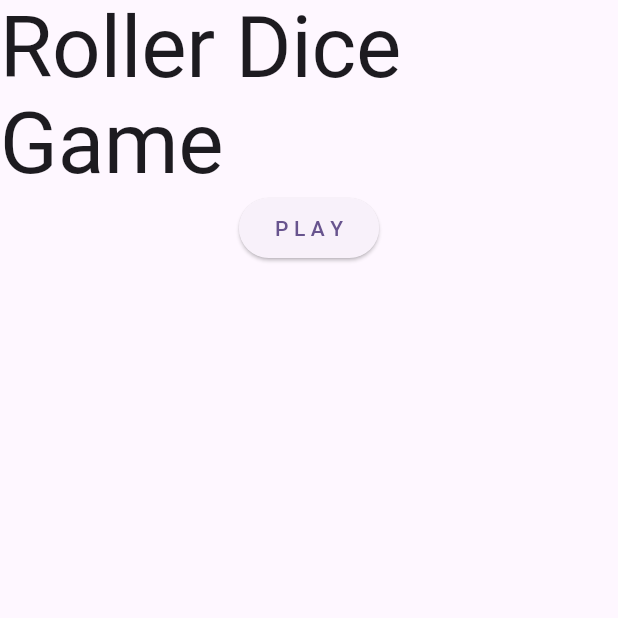
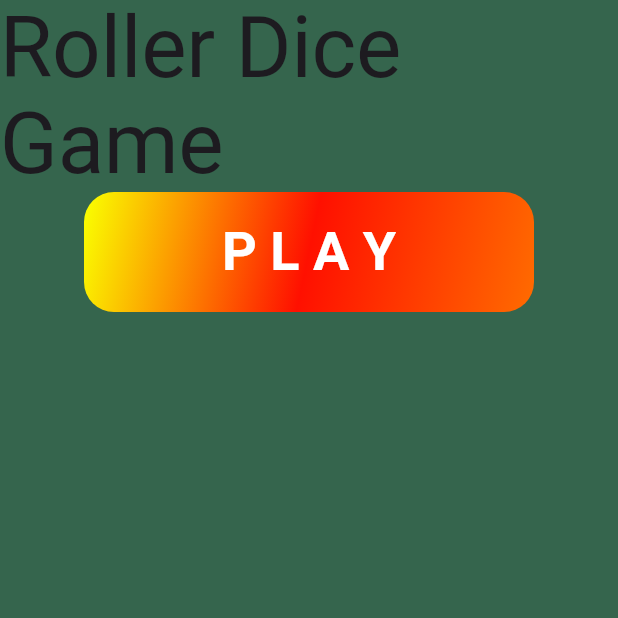
Before and after one commit to axl0d/roller_dice, a Flutter app: the screen it shows after launch, on a phone screen of 412 x 824 dp, the top half of it. Run offline on Flutter 3.47's test engine with Material 3 defaults, Android fonts, the phone set to English and light mode, and no system bars; our stand-ins replace google_fonts.

Commit message:
add animated button widget

```diff
--- a/lib/home_page.dart
+++ b/lib/home_page.dart
@@ -7,6 +7,7 @@ class HomePage extends StatelessWidget {
   @override
   Widget build(BuildContext context) {
     return Scaffold(
+      backgroundColor: const Color(0xff35654d),
       body: Center(
         child: Column(
           crossAxisAlignment: CrossAxisAlignment.center,
@@ -14,15 +15,119 @@ class HomePage extends StatelessWidget {
             Text(
               'Roller Dice Game',
               style: GoogleFonts.bungeeSpice(
-                  textStyle: Theme.of(context).textTheme.displayLarge),
+                textStyle: Theme.of(context).textTheme.displayLarge,
+              ),
             ),
-            ElevatedButton(
-              onPressed: () {},
-              child: Text('P L A Y'),
-            ),
+            const AnimatedButton()
           ],
         ),
       ),
     );
   }
 }
+
+class AnimatedButton extends StatefulWidget {
+  const AnimatedButton({super.key});
+
+  @override
+  State<AnimatedButton> createState() => _AnimatedButtonState();
+}
+
+class _AnimatedButtonState extends State<AnimatedButton>
+    with SingleTickerProviderStateMixin {
+  late AnimationController _controller;
+  late Animation<Alignment> _topAlignmentAnimation;
+  late Animation<Alignment> _bottomAlignmentAnimation;
+
+  @override
+  void initState() {
+    super.initState();
+    _controller = AnimationController(
+      vsync: this,
+      duration: const Duration(seconds: 8),
+    );
+    _topAlignmentAnimation = TweenSequence<Alignment>(
+      [
+        TweenSequenceItem<Alignment>(
+          tween: Tween<Alignment>(
+              begin: Alignment.topLeft, end: Alignment.topRight),
+          weight: 1,
+        ),
+        TweenSequenceItem<Alignment>(
+          tween: Tween<Alignment>(
+              begin: Alignment.topRight, end: Alignment.bottomRight),
+          weight: 1,
+        ),
+        TweenSequenceItem<Alignment>(
+          tween: Tween<Alignment>(
+              begin: Alignment.bottomRight, end: Alignment.bottomLeft),
+          weight: 1,
+        ),
+        TweenSequenceItem<Alignment>(
+          tween: Tween<Alignment>(
+              begin: Alignment.bottomLeft, end: Alignment.topLeft),
+          weight: 1,
+        ),
+      ],
+    ).animate(_controller);
+
+    _bottomAlignmentAnimation = TweenSequence<Alignment>(
+      [
+        TweenSequenceItem<Alignment>(
+          tween: Tween<Alignment>(
+              begin: Alignment.bottomRight, end: Alignment.bottomLeft),
+          weight: 1,
+        ),
+        TweenSequenceItem<Alignment>(
+          tween: Tween<Alignment>(
+              begin: Alignment.bottomLeft, end: Alignment.topLeft),
+          weight: 1,
+        ),
+        TweenSequenceItem<Alignment>(
+          tween: Tween<Alignment>(
+              begin: Alignment.topLeft, end: Alignment.topRight),
+          weight: 1,
+        ),
+        TweenSequenceItem<Alignment>(
+          tween: Tween<Alignment>(
+              begin: Alignment.topRight, end: Alignment.bottomRight),
+          weight: 1,
+        ),
+      ],
+    ).animate(_controller);
+
+    _controller.repeat();
+  }
+
+  @override
+  Widget build(BuildContext context) {
+    return AnimatedBuilder(
+      animation: _controller,
+      builder: (context, _) => Container(
+        width: 300,
+        height: 80,
+        decoration: BoxDecoration(
+          borderRadius: BorderRadius.circular(20),
+          gradient: LinearGradient(
+            begin: _topAlignmentAnimation.value,
+            end: _bottomAlignmentAnimation.value,
+            colors: const [
+              Color(0xfffaff00),
+              Color(0xffff1000),
+              Color(0xffff6a00),
+            ],
+          ),
+        ),
+        child: Center(
+          child: Text(
+            'P L A Y',
+            style: Theme.of(context).textTheme.displaySmall!.copyWith(
+                  color: Colors.white,
+                  fontWeight: FontWeight.bold,
+                ),
+          ),
+        ),
+      ),
+    );
+  }
+}
```
